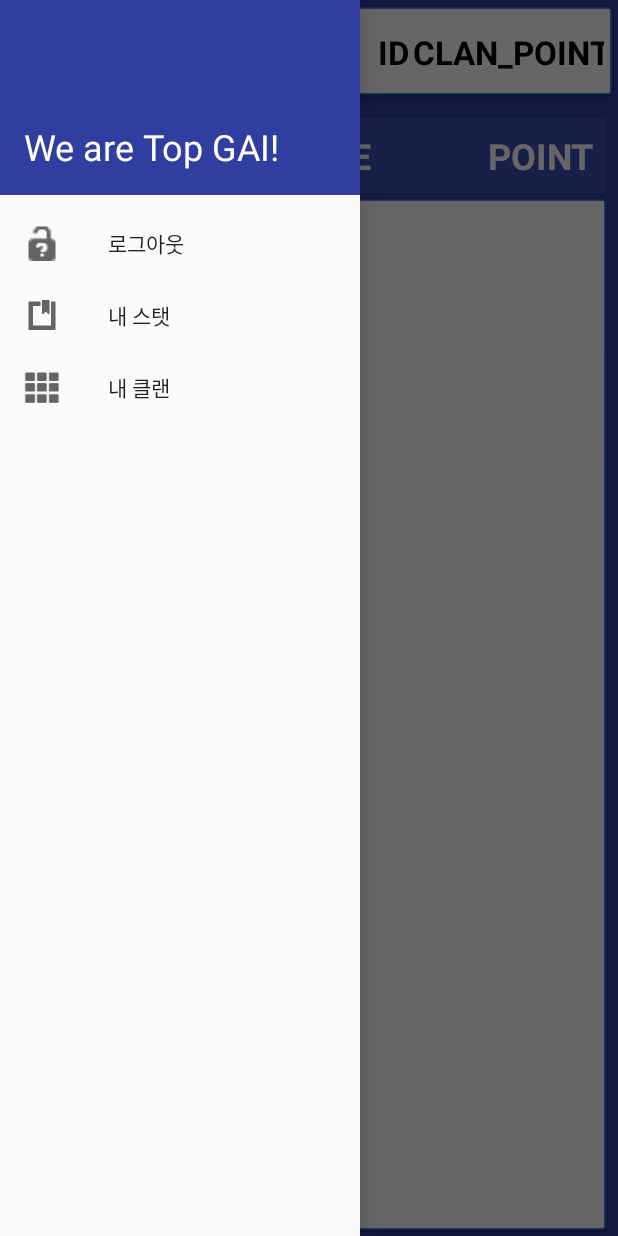
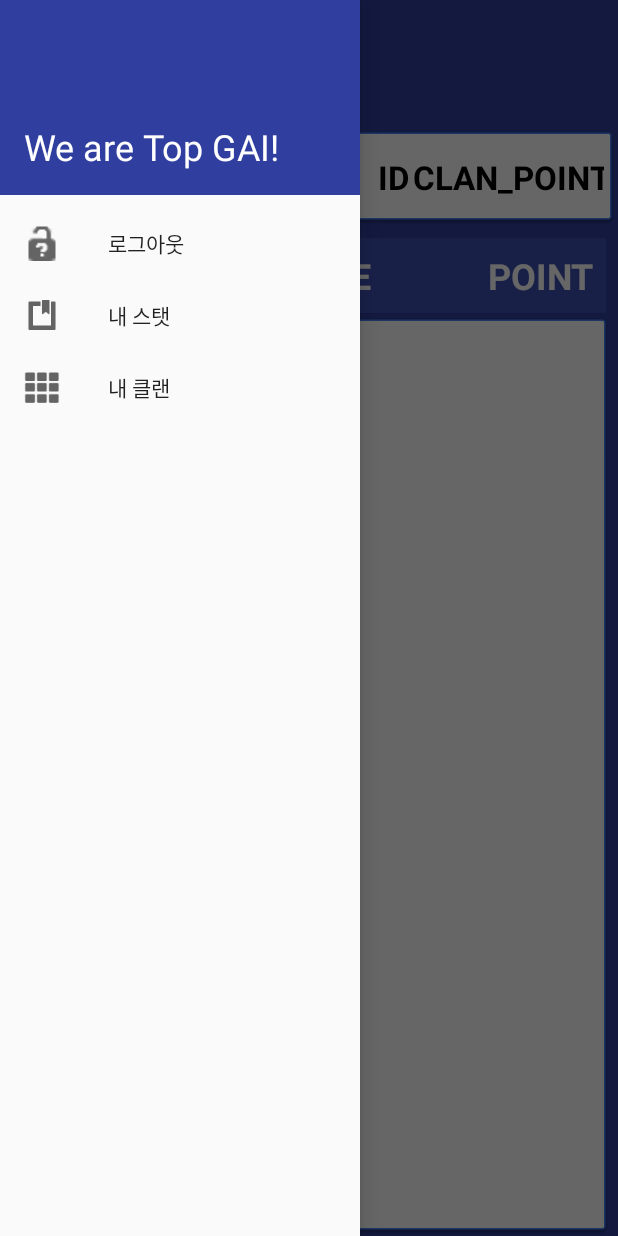
Before and after one commit to nupdoong/YAHAJA, an Android app: the fragment ClanTap placed in its activity, with the side drawer open, on a phone screen of 412 x 824 dp. Run offline under Robolectric (Android 15) with nearby library versions, the phone set to English and light mode, and no system bars; 1 statement that could not run was skipped.

Commit message:
by young kyun

```diff
--- a/app/src/main/res/layout/activity_clan.xml
+++ b/app/src/main/res/layout/activity_clan.xml
@@ -110,10 +110,10 @@
         android:background="@drawable/common_google_signin_btn_icon_dark_normal_background"
         app:layout_constraintBottom_toTopOf="@+id/guideline6"
         app:layout_constraintEnd_toEndOf="parent"
-        app:layout_constraintHorizontal_bias="0.555"
+        app:layout_constraintHorizontal_bias="1.0"
         app:layout_constraintStart_toStartOf="parent"
         app:layout_constraintTop_toTopOf="parent"
-        app:layout_constraintVertical_bias="0.138">
+        app:layout_constraintVertical_bias="1.0">
 
         <android.support.constraint.Guideline
             android:id="@+id/guideline4"
@@ -148,8 +148,8 @@
             android:textColor="#840105"
             android:textSize="30dp"
             android:textStyle="bold"
-            tools:layout_editor_absoluteX="31dp"
-            tools:layout_editor_absoluteY="16dp" />
+            tools:layout_editor_absoluteX="16dp"
+            tools:layout_editor_absoluteY="7dp" />
 
         <android.support.constraint.Guideline
             android:id="@+id/guideline2"
@@ -194,7 +194,15 @@
         android:layout_width="wrap_content"
         android:layout_height="wrap_content"
         android:orientation="horizontal"
-        app:layout_constraintGuide_begin="79dp" />
+        app:layout_constraintGuide_begin="159dp" />
+
+    <Button
+        android:id="@+id/button2"
+        android:layout_width="wrap_content"
+        android:layout_height="wrap_content"
+        android:text="Make Clan"
+        tools:layout_editor_absoluteX="141dp"
+        tools:layout_editor_absoluteY="16dp" />
 
 
 </android.support.constraint.ConstraintLayout>
```
